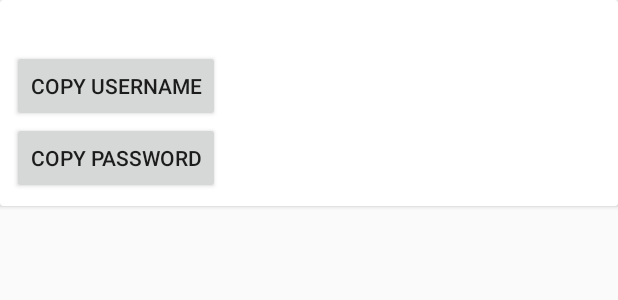
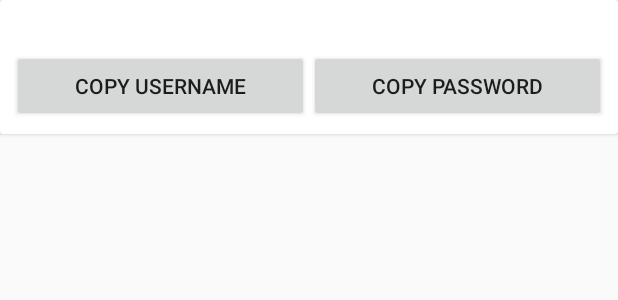
Before and after one commit to robert0609/onePass, an Android app: the layout item_account_vertical.xml on its own in the app's theme, with its tools: preview values and no code run, on a phone screen of 412 x 824 dp. Shown: the top 300 px of the screen. Run offline under Robolectric (Android 15) with nearby library versions, the phone set to English and light mode, and no system bars.

```diff
--- a/app/src/main/res/layout/item_account_vertical.xml
+++ b/app/src/main/res/layout/item_account_vertical.xml
@@ -20,15 +20,23 @@
             android:maxLines="1"
             android:textSize="15sp" />
 
+        <LinearLayout
+            android:layout_width="match_parent"
+            android:layout_height="wrap_content"
+            android:orientation="horizontal">
+
             <Button
                 android:id="@+id/copy_username"
-            android:layout_width="wrap_content"
+                android:layout_width="fill_parent"
                 android:layout_height="wrap_content"
+                android:layout_weight="1"
                 android:text="@string/button_copy_username_title"/>
             <Button
                 android:id="@+id/copy_password"
-            android:layout_width="wrap_content"
+                android:layout_width="fill_parent"
                 android:layout_height="wrap_content"
+                android:layout_weight="1"
                 android:text="@string/button_copy_password_title"/>
         </LinearLayout>
+    </LinearLayout>
 </android.support.v7.widget.CardView>
--- a/app/src/main/res/layout/item_drawer_left.xml
+++ b/app/src/main/res/layout/item_drawer_left.xml
@@ -10,8 +10,9 @@
         android:layout_height="match_parent"
         android:layout_marginTop="8dp"
         android:layout_marginBottom="8dp"
+        android:paddingLeft="50dp"
         android:ellipsize="end"
-        android:gravity="center"
+        android:gravity="center_vertical"
         android:maxLines="1"
         android:textSize="20sp" />
 </LinearLayout>
```
Lines whose indentation alone changed are shown as unchanged.
